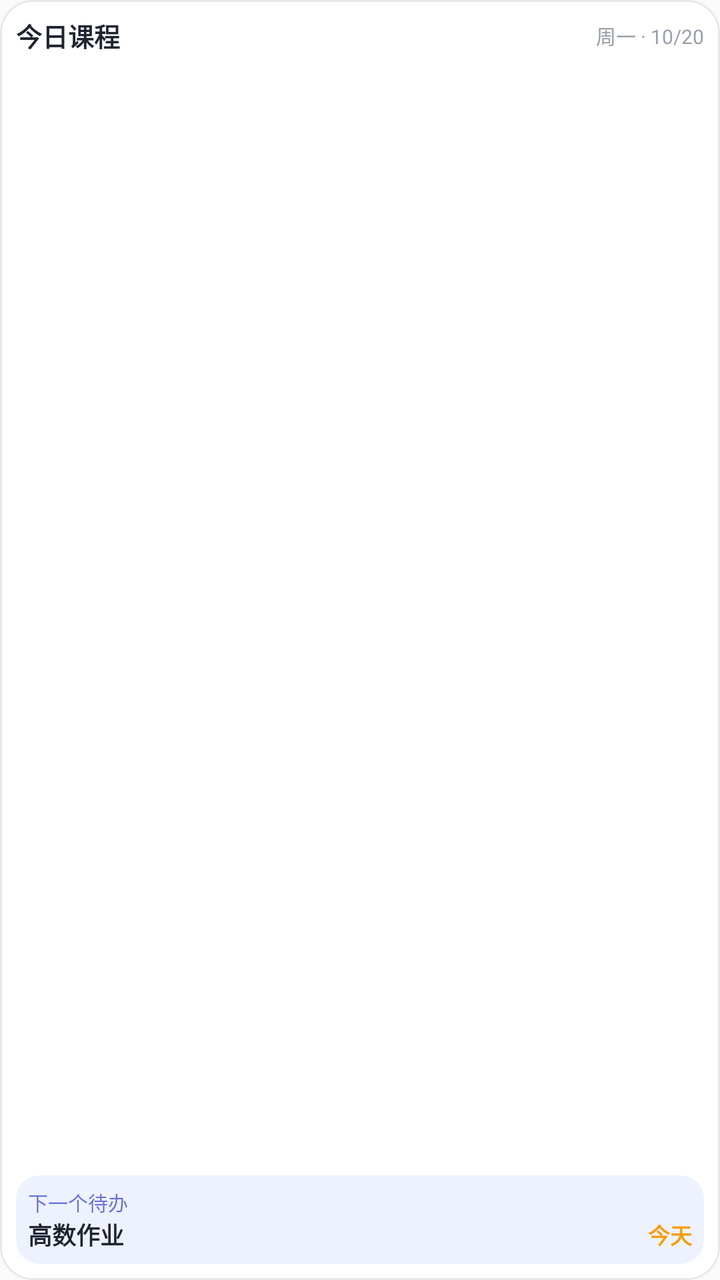
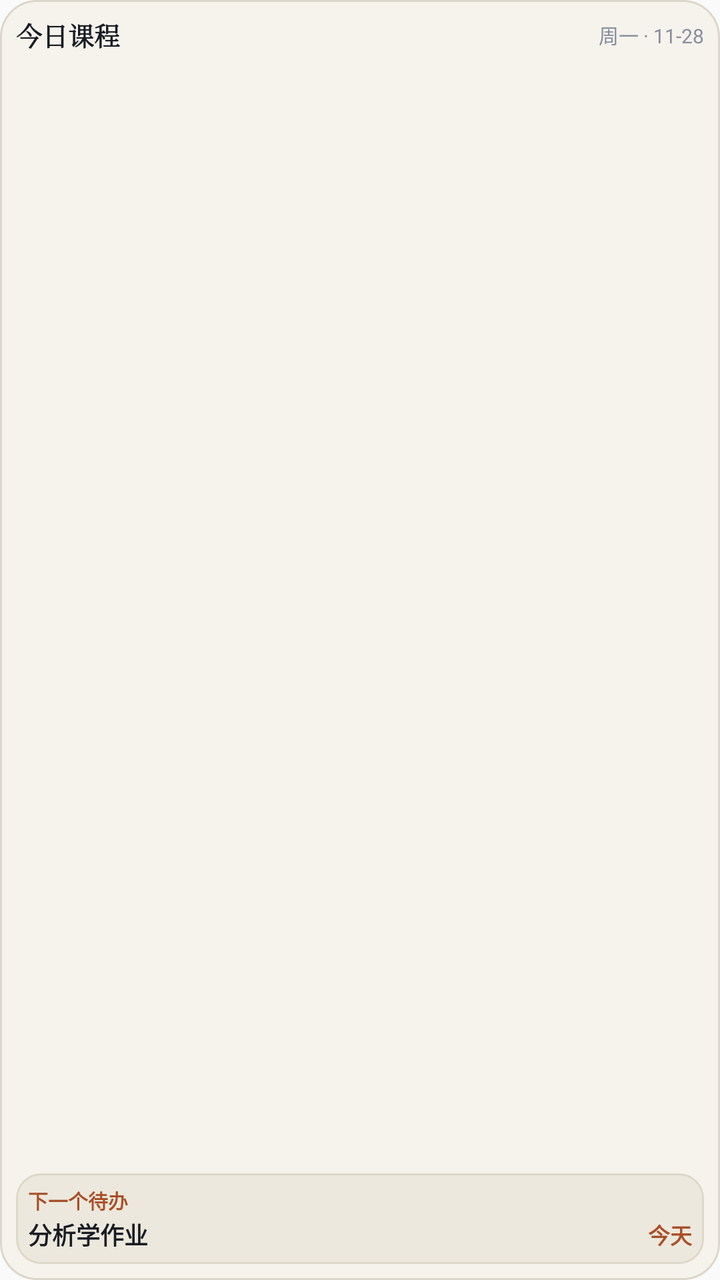

Before-and-after screenshots of an Android layout around one commit, followed by the original layout XML and the change that was made.
<!-- AndroidManifest.xml: application theme AppTheme -->
<!-- res/layout/widget_layout_2x2.xml -->
<?xml version="1.0" encoding="utf-8"?>
<FrameLayout xmlns:android="http://schemas.android.com/apk/res/android"
    android:id="@+id/widget_root"
    android:layout_width="match_parent"
    android:layout_height="match_parent"
    android:background="@drawable/widget_bg"
    android:padding="8dp">

    <LinearLayout
        android:layout_width="match_parent"
        android:layout_height="match_parent"
        android:orientation="vertical">

        <LinearLayout
            android:layout_width="match_parent"
            android:layout_height="wrap_content"
            android:gravity="center_vertical"
            android:orientation="horizontal"
            android:paddingBottom="4dp">

            <TextView
                android:id="@+id/widget_title"
                android:layout_width="0dp"
                android:layout_height="wrap_content"
                android:layout_weight="1"
                android:text="今日课程"
                android:textColor="#1f2430"
                android:textSize="13sp"
                android:textStyle="bold" />

            <TextView
                android:id="@+id/widget_date"
                android:layout_width="wrap_content"
                android:layout_height="wrap_content"
                android:text="周一 · 10/20"
                android:textColor="#9aa0aa"
                android:textSize="10sp" />
        </LinearLayout>

        <ListView
            android:id="@+id/widget_list"
            android:layout_width="match_parent"
            android:layout_height="0dp"
            android:layout_weight="1"
            android:divider="@null"
            android:scrollbars="none" />

        <TextView
            android:id="@+id/widget_empty"
            android:layout_width="match_parent"
            android:layout_height="0dp"
            android:layout_weight="1"
            android:gravity="center"
            android:text="今天没有课"
            android:textColor="#9aa0aa"
            android:textSize="12sp"
            android:visibility="gone" />

        <LinearLayout
            android:layout_width="match_parent"
            android:layout_height="wrap_content"
            android:layout_marginTop="4dp"
            android:background="@drawable/widget_todo_bg"
            android:orientation="vertical"
            android:padding="6dp">

            <TextView
                android:id="@+id/todo_label"
                android:layout_width="wrap_content"
                android:layout_height="wrap_content"
                android:text="下一个待办"
                android:textColor="#6b73d8"
                android:textSize="10sp" />

            <LinearLayout
                android:layout_width="match_parent"
                android:layout_height="wrap_content"
                android:gravity="center_vertical"
                android:orientation="horizontal">

                <TextView
                    android:id="@+id/todo_title"
                    android:layout_width="0dp"
                    android:layout_height="wrap_content"
                    android:layout_weight="1"
                    android:ellipsize="end"
                    android:singleLine="true"
                    android:text="高数作业"
                    android:textColor="#1f2430"
                    android:textSize="12sp"
                    android:textStyle="bold" />

                <TextView
                    android:id="@+id/todo_remain"
                    android:layout_width="wrap_content"
                    android:layout_height="wrap_content"
                    android:text="今天"
                    android:textColor="#f59e0b"
                    android:textSize="11sp"
                    android:textStyle="bold" />
            </LinearLayout>
        </LinearLayout>

    </LinearLayout>
</FrameLayout>
<!-- resources referenced by this layout -->
<resources>
  <!-- drawable widget_bg (drawable) -->
  <?xml version="1.0" encoding="utf-8"?>
  <shape xmlns:android="http://schemas.android.com/apk/res/android"
      android:shape="rectangle">
      <solid android:color="#ffffff" />
      <corners android:radius="16dp" />
      <stroke
          android:width="1dp"
          android:color="#e6e8ec" />
  </shape>
  <!-- drawable widget_todo_bg (drawable) -->
  <?xml version="1.0" encoding="utf-8"?>
  <shape xmlns:android="http://schemas.android.com/apk/res/android"
      android:shape="rectangle">
      <solid android:color="#eef2ff" />
      <corners android:radius="12dp" />
  </shape>
  <style name="AppTheme" parent="Theme.AppCompat.Light.DarkActionBar">
          
          <item name="colorPrimary">@color/colorPrimary</item>
          <item name="colorPrimaryDark">@color/colorPrimaryDark</item>
          <item name="colorAccent">@color/colorAccent</item>
      </style>
</resources>

<!-- the commit's change to res/layout/widget_layout_2x2.xml (unified diff, before → after) -->
@@ -23,8 +23,11 @@
                 android:layout_width="0dp"
                 android:layout_height="wrap_content"
                 android:layout_weight="1"
+                android:ellipsize="end"
+                android:fontFamily="serif"
+                android:singleLine="true"
                 android:text="今日课程"
-                android:textColor="#1f2430"
+                android:textColor="@color/widget_ink"
                 android:textSize="13sp"
                 android:textStyle="bold" />
 
@@ -32,8 +35,11 @@
                 android:id="@+id/widget_date"
                 android:layout_width="wrap_content"
                 android:layout_height="wrap_content"
-                android:text="周一 · 10/20"
-                android:textColor="#9aa0aa"
+                android:fontFeatureSettings="tnum"
+                android:paddingStart="4dp"
+                android:singleLine="true"
+                android:text="周一 · 11-28"
+                android:textColor="@color/widget_ink_faint"
                 android:textSize="10sp" />
         </LinearLayout>
 
@@ -52,7 +58,7 @@
             android:layout_weight="1"
             android:gravity="center"
             android:text="今天没有课"
-            android:textColor="#9aa0aa"
+            android:textColor="@color/widget_ink_faint"
             android:textSize="12sp"
             android:visibility="gone" />
 
@@ -69,12 +75,14 @@
                 android:layout_width="wrap_content"
                 android:layout_height="wrap_content"
                 android:text="下一个待办"
-                android:textColor="#6b73d8"
-                android:textSize="10sp" />
+                android:textColor="@color/widget_due"
+                android:textSize="10sp"
+                android:textStyle="bold" />
 
             <LinearLayout
                 android:layout_width="match_parent"
                 android:layout_height="wrap_content"
+                android:layout_marginTop="1dp"
                 android:gravity="center_vertical"
                 android:orientation="horizontal">
 
@@ -85,8 +93,8 @@
                     android:layout_weight="1"
                     android:ellipsize="end"
                     android:singleLine="true"
-                    android:text="高数作业"
-                    android:textColor="#1f2430"
+                    android:text="分析学作业"
+                    android:textColor="@color/widget_ink"
                     android:textSize="12sp"
                     android:textStyle="bold" />
 
@@ -94,8 +102,10 @@
                     android:id="@+id/todo_remain"
                     android:layout_width="wrap_content"
                     android:layout_height="wrap_content"
+                    android:fontFeatureSettings="tnum"
+                    android:paddingStart="4dp"
                     android:text="今天"
-                    android:textColor="#f59e0b"
+                    android:textColor="@color/widget_due"
                     android:textSize="11sp"
                     android:textStyle="bold" />
             </LinearLayout>
<!-- resource entries referenced after the edit -->
@@ -1,21 +1,27 @@
 <!-- resources referenced by this layout -->
 <resources>
+  <color name="widget_due">#A84F28</color>
+  <color name="widget_ink">#191C24</color>
+  <color name="widget_ink_faint">#888E9F</color>
   <!-- drawable widget_bg (drawable) -->
   <?xml version="1.0" encoding="utf-8"?>
   <shape xmlns:android="http://schemas.android.com/apk/res/android"
       android:shape="rectangle">
-      <solid android:color="#ffffff" />
-      <corners android:radius="16dp" />
+      <solid android:color="@color/widget_surface" />
+      <corners android:radius="18dp" />
       <stroke
           android:width="1dp"
-          android:color="#e6e8ec" />
+          android:color="@color/widget_stroke" />
   </shape>
   <!-- drawable widget_todo_bg (drawable) -->
   <?xml version="1.0" encoding="utf-8"?>
   <shape xmlns:android="http://schemas.android.com/apk/res/android"
       android:shape="rectangle">
-      <solid android:color="#eef2ff" />
+      <solid android:color="@color/widget_todo_bg" />
       <corners android:radius="12dp" />
+      <stroke
+          android:width="1dp"
+          android:color="@color/widget_todo_stroke" />
   </shape>
   <style name="AppTheme" parent="Theme.AppCompat.Light.DarkActionBar">
           
@@ -23,5 +29,9 @@
           <item name="colorPrimaryDark">@color/colorPrimaryDark</item>
           <item name="colorAccent">@color/colorAccent</item>
       </style>
+  <color name="widget_surface">#F6F3EC</color>
+  <color name="widget_stroke">#DDD7CA</color>
+  <color name="widget_todo_bg">#EDE8DD</color>
+  <color name="widget_todo_stroke">#DED8C9</color>
 </resources>
 
